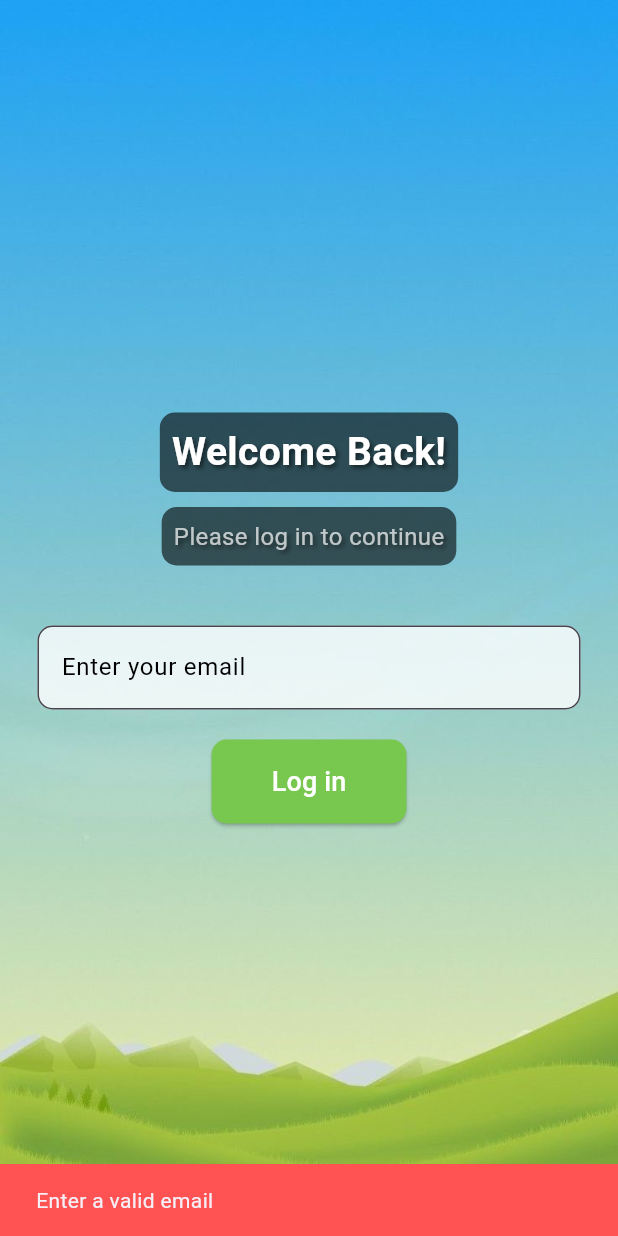
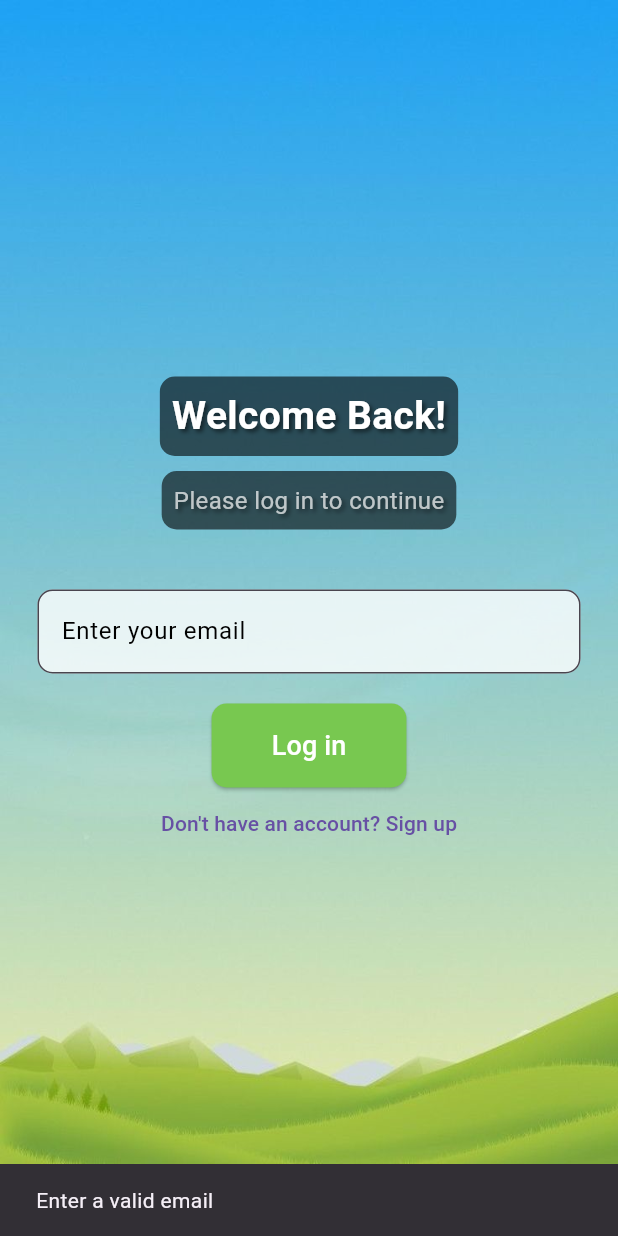
Before and after one commit to ar-kt02/fe-pathpal, a Flutter app: the screen it shows after launch, after a tap on "Log in", on a phone screen of 412 x 824 dp. Run offline on Flutter 3.47's test engine with Material 3 defaults, Android fonts, the phone set to English and light mode, and no system bars; our stand-ins replace dio, pedometer, shared_preferences, syncfusion_flutter_gauges; missing offline and left inert: model_viewer_plus.

Commit message:
Added sign up navigation

```diff
--- a/lib/pages/login_page.dart
+++ b/lib/pages/login_page.dart
@@ -1,4 +1,5 @@
 import 'package:flutter/material.dart';
+import 'package:pathpal/pages/signup_page.dart';
 import 'package:shared_preferences/shared_preferences.dart';
 import '../utils/api_service.dart';
 import 'main_screen.dart';
@@ -46,12 +47,16 @@ class _LoginPageState extends State<LoginPage> {
     );
   }
 
+  void _navigateToSignUpPage() {
+    Navigator.push(
+      context,
+      MaterialPageRoute(builder: (_) => const SignupPage()),
+    );
+  }
+
   void _errorMsg(String message) {
     ScaffoldMessenger.of(context).showSnackBar(
-      SnackBar(
-        content: Text(message),
-        backgroundColor: Colors.redAccent,
-      ),
+      SnackBar(content: Text(message)),
     );
   }
 
@@ -150,6 +155,10 @@ class _LoginPageState extends State<LoginPage> {
                       style: TextStyle(fontSize: 18),
                     ),
                   ),
+                  TextButton(
+                    onPressed: _navigateToSignUpPage,
+                    child: const Text("Don't have an account? Sign up"),
+                  ),
                 ],
               ),
             ),
```
